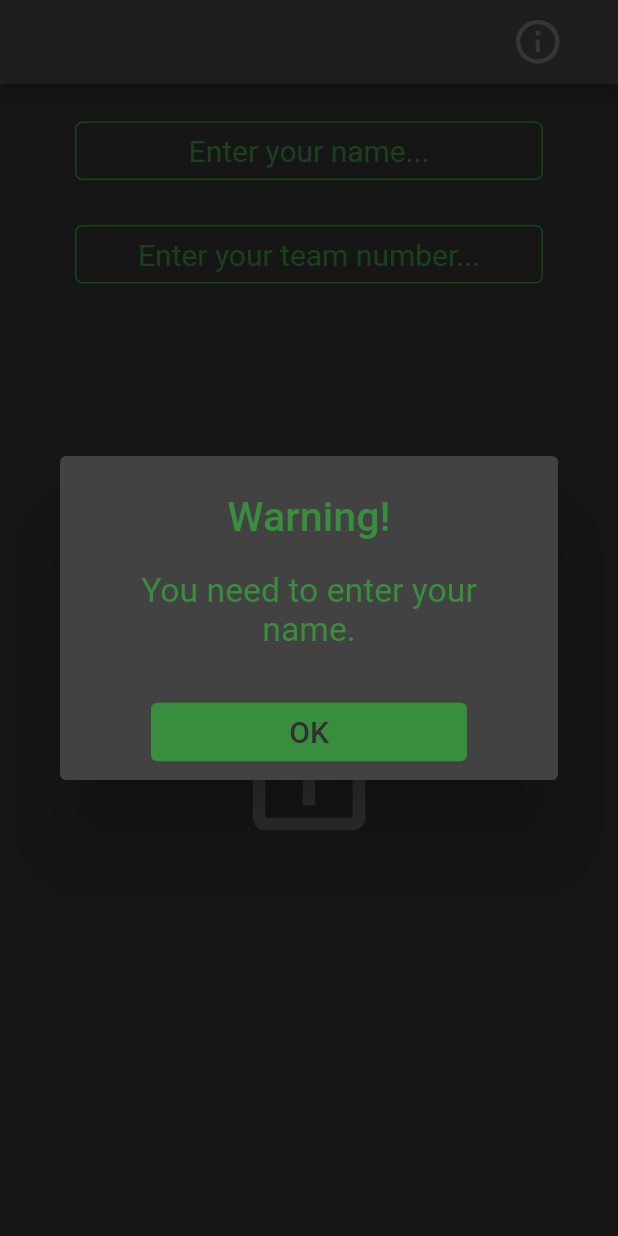
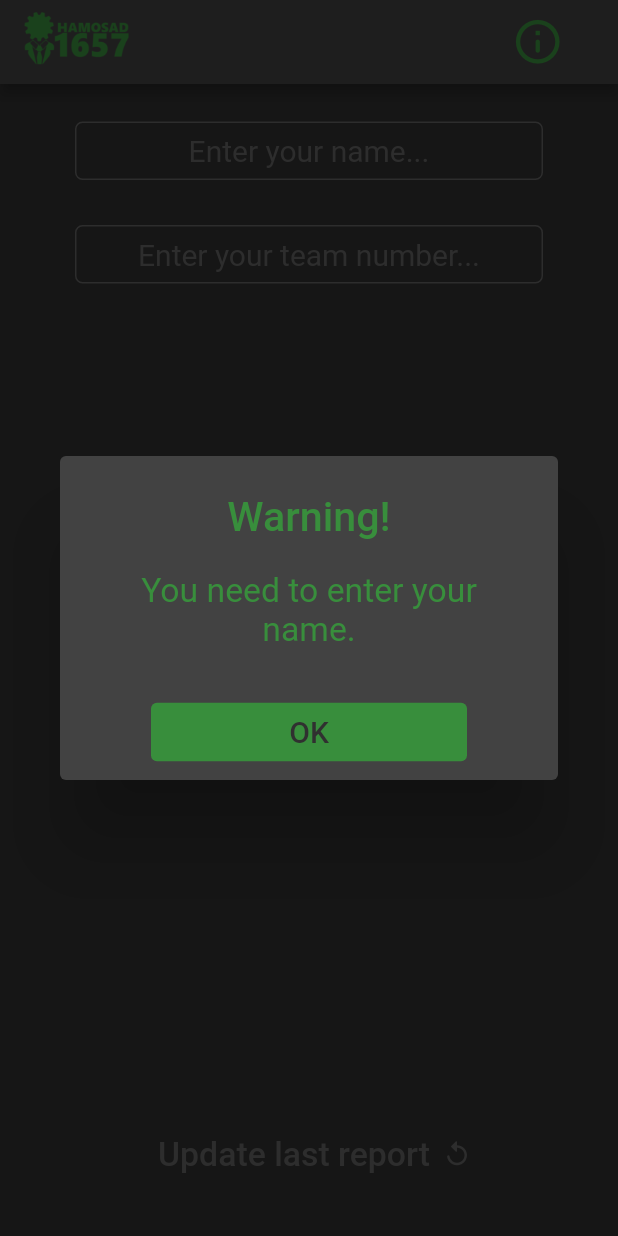
Before and after one commit to Sufilevy/HamosadScoutingApp, a Flutter app: the screen it shows after launch, after a tap on the "add box" icon, on a phone screen of 412 x 824 dp. Run offline on Flutter 3.47's test engine with Material 2 defaults, Android fonts, the phone set to English and light mode, and no system bars; our stand-ins replace firebase_core, firebase_database, google_fonts; accounts and stored records are empty; Roboto replaces fonts that are missing (Abel); project files that could hold a hidden picture were left out.

Commit message:
Added report editing and fixed some issues

```diff
--- a/lib/main.dart
+++ b/lib/main.dart
@@ -1,5 +1,6 @@
 import 'dart:io';
 
+import 'package:flutter/foundation.dart';
 import 'package:flutter/material.dart';
 import 'package:hamosad_scouting_app/misc/database.dart';
 import 'package:hamosad_scouting_app/pages/pages.dart';
@@ -8,12 +9,11 @@ import 'package:firebase_core/firebase_core.dart';
 import 'firebase_options.dart';
 
 void main() async {
-  if (Platform.isWindows) {
+  if (!kIsWeb && Platform.isWindows) {
     runApp(const WindowsApp());
   } else {
     WidgetsFlutterBinding.ensureInitialized();
     await Firebase.initializeApp(
-      name: "Scouting 1657",
       options: DefaultFirebaseOptions.currentPlatform,
     );
     getTeams();
--- a/lib/pages/home_page.dart
+++ b/lib/pages/home_page.dart
@@ -1,6 +1,7 @@
 import 'package:flutter/material.dart';
 import 'package:flutter/services.dart';
 import 'package:hamosad_scouting_app/misc/data_container.dart';
+import 'package:hamosad_scouting_app/misc/database.dart';
 import 'package:hamosad_scouting_app/pages/pages.dart';
 import 'package:hamosad_scouting_app/widgets/widgets.dart';
 
@@ -25,13 +26,17 @@ class _HomePageState extends State<HomePage> {
       titleInLine: true,
       container: widget.reporterNameData,
       lines: 1,
-        size: 20);
+      size: 20,
+      color: Colors.grey.shade700,
+    );
     reporterTeam = TextEdit(
       title: "Enter your team number...",
       titleInLine: true,
       container: widget.reporterTeamData,
       lines: 1,
-        size: 20);
+      size: 20,
+      color: Colors.grey.shade700,
+    );
     super.initState();
   }
 
@@ -44,7 +49,7 @@ class _HomePageState extends State<HomePage> {
           GestureDetector(
             child: Icon(
               Icons.info_outline_rounded,
-              color: Colors.grey.shade600,
+              color: accentColor,
               size: 35,
             ),
             onTap: () {
@@ -56,13 +61,14 @@ class _HomePageState extends State<HomePage> {
             },
           )
         ],
+        showLogo: true,
       ),
       body: Center(
         child: Column(
           mainAxisAlignment: MainAxisAlignment.center,
           children: [
             Expanded(
-              flex: 1,
+              flex: 2,
               child: Column(
                 children: [
                   const SizedBox(height: 20),
@@ -73,7 +79,7 @@ class _HomePageState extends State<HomePage> {
               ),
             ),
             Expanded(
-              flex: 2,
+              flex: 4,
               child: Column(
                 children: [
                   const SizedBox(height: 20),
@@ -90,6 +96,10 @@ class _HomePageState extends State<HomePage> {
                     iconSize: 100,
                     color: Colors.grey.shade700,
                     onPressed: () {
+                      widget.reporterNameData.value =
+                          reporterName.textData.value;
+                      widget.reporterTeamData.value =
+                          reporterTeam.textData.value;
                       if (widget.reporterNameData.value == "") {
                         showDialog(
                           context: context,
@@ -120,8 +130,7 @@ class _HomePageState extends State<HomePage> {
                             ],
                           ),
                         );
-                        } else if (int.tryParse(
-                                widget.reporterTeamData.value) ==
+                      } else if (int.tryParse(widget.reporterTeamData.value) ==
                           null) {
                         showDialog(
                           context: context,
@@ -150,13 +159,70 @@ class _HomePageState extends State<HomePage> {
                           "summary": SummaryPage(),
                         }.entries);
 
+                        creatingNewReport = true;
+
                         Navigator.push(
                           context,
                           MaterialPageRoute(
                             builder: (context) => pages["info"]!,
-                              ));
+                          ),
+                        );
                       }
-                      }),
+                    },
+                  ),
+                ],
+              ),
+            ),
+            Expanded(
+              flex: 1,
+              child: Row(
+                mainAxisAlignment: MainAxisAlignment.center,
+                children: [
+                  TextButton(
+                    onPressed: () {
+                      if (lastReport == null) {
+                        showDialog(
+                          context: context,
+                          builder: (context) => PopupDialog(
+                            context,
+                            title: "Warning!",
+                            body:
+                                "There is no report to edit, please create a new one.",
+                            buttons: [
+                              PopupDialogButton(
+                                text: "OK",
+                                onPressed: () => Navigator.of(context).pop(),
+                              )
+                            ],
+                          ),
+                        );
+                      } else {
+                        FocusScope.of(context).requestFocus(
+                          FocusNode(),
+                        );
+
+                        creatingNewReport = false;
+
+                        Navigator.push(
+                          context,
+                          MaterialPageRoute(
+                            builder: (context) => pages["info"]!,
+                          ),
+                        );
+                      }
+                    },
+                    child: Text(
+                      "Update last report",
+                      textAlign: TextAlign.center,
+                      style: AppFont(size: 22.5, color: Colors.grey.shade700)
+                          .getFont(),
+                    ),
+                  ),
+                  Icon(
+                    Icons.replay_rounded,
+                    color: Colors.grey.shade700,
+                    size: 20,
+                  ),
                 ],
               ),
             ),
--- a/lib/pages/pages.dart
+++ b/lib/pages/pages.dart
@@ -13,6 +13,7 @@ export 'summary_page.dart';
 
 Color accentColor = Colors.green.shade700;
 var pages = {};
+bool creatingNewReport = true;
 
 class AppFont {
   final Color? color;
--- a/lib/widgets/text_edit.dart
+++ b/lib/widgets/text_edit.dart
@@ -5,6 +5,7 @@ import 'package:hamosad_scouting_app/pages/pages.dart';
 class TextEdit extends StatefulWidget {
   final String title;
   final double? size;
+  final Color? color;
   final int? lines;
   final bool titleInLine;
   final DataContainer<String> textData;
@@ -15,7 +16,8 @@ class TextEdit extends StatefulWidget {
       required DataContainer<String> container,
       this.size,
       this.lines,
-      this.titleInLine = false})
+      this.titleInLine = false,
+      this.color})
       : textData = container,
         super(key: key);
 
@@ -54,14 +56,15 @@ class _TextEditState extends State<TextEdit> {
         if (!widget.titleInLine)
           Text(
             widget.title,
-            style: AppFont(size: 22.5).getFont(),
+            style: AppFont(size: 22.5, color: widget.color ?? accentColor)
+                .getFont(),
           ),
         Padding(
           padding: const EdgeInsets.fromLTRB(50, 5, 50, 5),
           child: DecoratedBox(
             decoration: BoxDecoration(
               shape: BoxShape.rectangle,
-              border: Border.all(color: accentColor),
+              border: Border.all(color: widget.color ?? accentColor),
               borderRadius: const BorderRadius.all(Radius.circular(5)),
             ),
             child: Padding(
@@ -70,7 +73,8 @@ class _TextEditState extends State<TextEdit> {
                 decoration: widget.titleInLine
                     ? InputDecoration.collapsed(
                         hintText: hintText,
-                        hintStyle: AppFont().getFont(),
+                        hintStyle: AppFont(color: widget.color ?? accentColor)
+                            .getFont(),
                       )
                     : const InputDecoration(),
                 textInputAction: TextInputAction.done,
@@ -80,7 +84,7 @@ class _TextEditState extends State<TextEdit> {
                 controller: textController,
                 focusNode: focusNode,
                 style: AppFont(size: widget.size ?? 17.5).getFont(),
-                cursorColor: accentColor,
+                cursorColor: widget.color ?? accentColor,
                 onChanged: (newValue) => widget.textData.value = newValue,
                 onSubmitted: (newValue) => widget.textData.value = newValue,
               ),
```
Also changed, not shown: lib/misc/database.dart (+18 -5 lines), lib/pages/general_information_page.dart (+10 -1 lines), lib/widgets/dropdown_menu.dart (+14 -6 lines), lib/widgets/floationg_action_buttons.dart (+9 -3 lines), pubspec.lock. Lines whose indentation alone changed are shown as unchanged.
